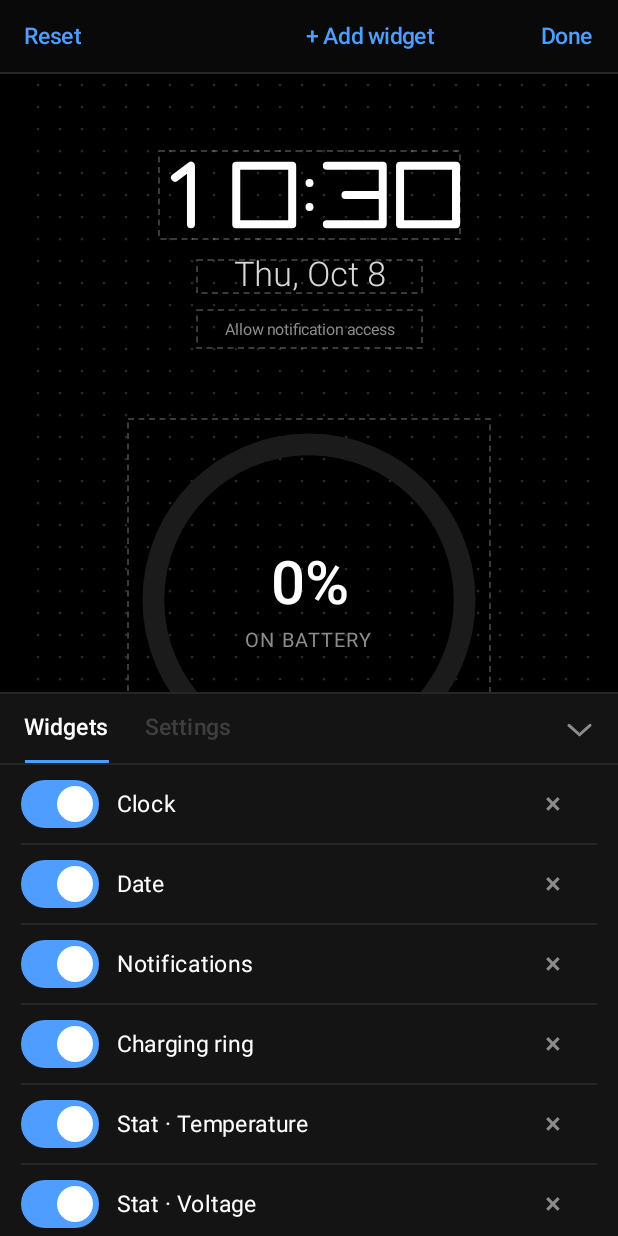
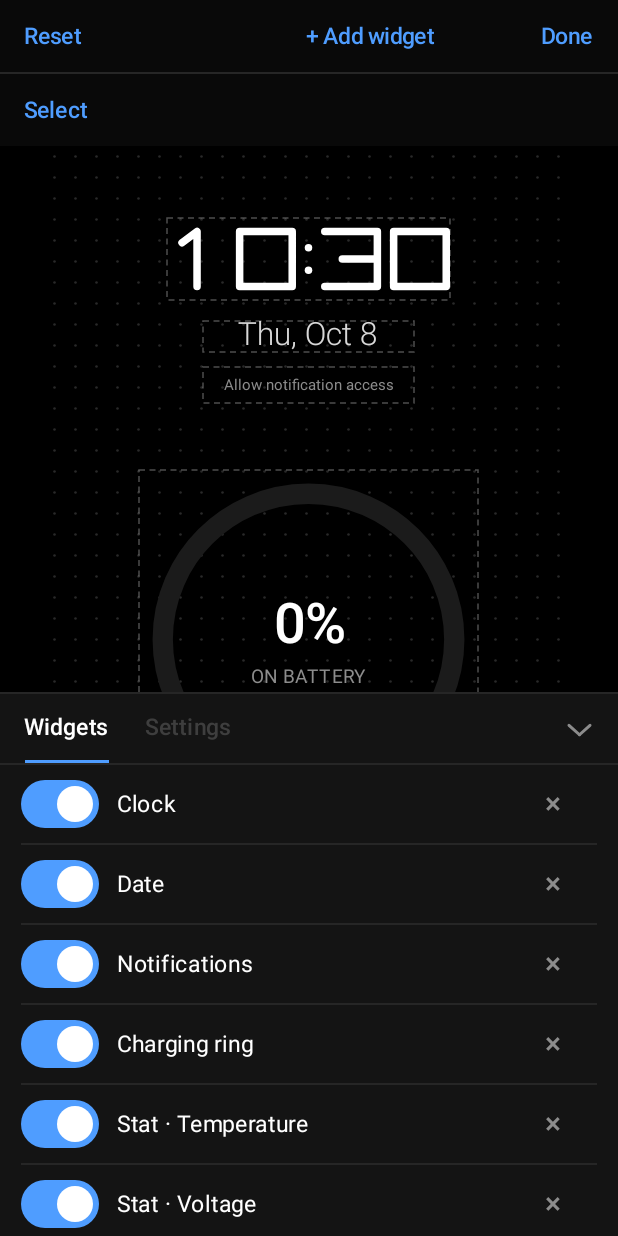
Before and after one commit to ikverse/Deskglow, an Android app built with Jetpack Compose: the screen it shows after launch (MainActivity), after a tap on an icon or button, on a phone screen of 412 x 824 dp. Run offline under Robolectric (Android 15) with nearby library versions, the phone set to English and light mode, and no system bars.

Commit message:
Let widgets be grouped to move and align together
Select mode gathers widgets by tapping; dragging one moves the whole
group as a block, and a row of buttons lines the group up on an edge
or centre line (with Undo).

Co-Authored-By: Claude Sonnet 5.5 <noreply@anthropic.com>

```diff
--- a/android/app/src/main/java/com/ikverse/deskglow/ui/editor/EditorScreen.kt
+++ b/android/app/src/main/java/com/ikverse/deskglow/ui/editor/EditorScreen.kt
@@ -16,6 +16,8 @@ import androidx.compose.foundation.border
 import androidx.compose.foundation.clickable
 import androidx.compose.foundation.gestures.detectDragGestures
 import androidx.compose.foundation.gestures.detectTapGestures
+import androidx.compose.foundation.horizontalScroll
+import androidx.compose.foundation.rememberScrollState
 import androidx.compose.foundation.layout.Arrangement
 import androidx.compose.foundation.layout.Box
 import androidx.compose.foundation.layout.BoxWithConstraints
@@ -89,6 +91,7 @@ import androidx.compose.ui.unit.sp
 import com.ikverse.deskglow.AppGraph
 import com.ikverse.deskglow.display.WidgetBody
 import com.ikverse.deskglow.display.WidgetTextStyle
+import com.ikverse.deskglow.layout.Align
 import androidx.compose.material3.LocalTextStyle
 import com.ikverse.deskglow.model.Orientation
 import com.ikverse.deskglow.model.WidgetItem
@@ -126,6 +129,7 @@ fun EditorScreen(graph: AppGraph, orientation: Orientation = Orientation.Portrai
         when {
             state.moreFonts != null -> state.moreFonts = null
             state.pickerOpen -> state.pickerOpen = false
+            state.selecting -> state.selectMode(false)
             state.selectedId != null -> state.select(null)
             else -> onDone()
         }
@@ -271,7 +275,8 @@ private fun EditableWidget(state: EditorState, item: WidgetItem, unit: Float) {
     val chrome = with(density) { CHROME.roundToPx() }
     val selected = state.selectedId == item.id
     val dragging = state.dragId != null
-    val actions = remember(item.id) { widgetActions(state, item.id) }
+    val inGroup = item.id in state.groupIds
+    val actions = remember(item.id, state.selecting, inGroup) { widgetActions(state, item.id, inGroup) }
     val target = IntOffset((item.box.x * unit).roundToInt() - chrome, (item.box.y * unit).roundToInt() - chrome)
     // Widgets pushed out of the way glide; the one being dragged follows the finger exactly.
     val offset by animateIntOffsetAsState(target, if (dragging && state.dragId != item.id) tween(150) else snap(), label = "widget")
@@ -295,13 +300,13 @@ private fun EditableWidget(state: EditorState, item: WidgetItem, unit: Float) {
                     customActions = actions
                 }
                 .drawBehind {
-                    if (selected) {
+                    if (selected || inGroup) {
                         drawRect(Palette.Select, style = Stroke(1.5.dp.toPx()))
                     } else {
                         drawRect(dashColour, style = Stroke(1.dp.toPx(), pathEffect = PathEffect.dashPathEffect(floatArrayOf(4.dp.toPx(), 3.dp.toPx()))))
                     }
                 }
-                .pointerInput(item.id) { detectTapGestures { state.select(item.id) } }
+                .pointerInput(item.id) { detectTapGestures { if (state.selecting) state.toggleInGroup(item.id) else state.select(item.id) } }
                 .pointerInput(item.id, unit) {
                     var total = Offset.Zero
                     detectDragGestures(
@@ -360,11 +365,14 @@ private fun EditableWidget(state: EditorState, item: WidgetItem, unit: Float) {
 }
 
 /** Moving and resizing as actions a screen reader can offer, each one step of [EditorState.STEP] units. */
-private fun widgetActions(state: EditorState, id: String): List<CustomAccessibilityAction> {
+private fun widgetActions(state: EditorState, id: String, inGroup: Boolean): List<CustomAccessibilityAction> {
     fun action(label: String, dx: Int, dy: Int, resize: Boolean) =
         CustomAccessibilityAction(label) { state.nudge(id, dx, dy, resize); true }
     val step = EditorState.STEP
-    return listOf(
+    val grouping = if (state.selecting) {
+        listOf(CustomAccessibilityAction(if (inGroup) "Remove from group" else "Add to group") { state.toggleInGroup(id); true })
+    } else emptyList()
+    return grouping + listOf(
         action("Move up", 0, -step, resize = false),
         action("Move down", 0, step, resize = false),
         action("Move left", -step, 0, resize = false),
@@ -407,8 +415,45 @@ private fun TopBar(state: EditorState, onDone: () -> Unit, modifier: Modifier) {
             }
         }
         Rule()
+        SelectBar(state)
     }
 }
+
+/**
+ * Select mode: gather widgets by tapping them, then drag any of them to move the lot, or line them up.
+ * Alignment is against the box around everything gathered.
+ */
+@Composable
+private fun SelectBar(state: EditorState) {
+    val count = state.groupIds.size
+    Row(
+        Modifier.fillMaxWidth().heightIn(min = 40.dp).padding(horizontal = 4.dp),
+        verticalAlignment = Alignment.CenterVertically,
+    ) {
+        TextButton(onClick = { state.selectMode(!state.selecting) }, modifier = Modifier.testTag("select")) {
+            Text(if (state.selecting) "Cancel" else "Select", color = Palette.Select, fontSize = 15.sp)
+        }
+        if (state.selecting) {
+            Text(
+                if (count == 0) "Tap widgets" else "$count selected", color = Palette.Muted, fontSize = 13.sp,
+                modifier = Modifier.padding(end = 8.dp).semantics { liveRegion = LiveRegionMode.Polite },
+            )
+            Row(Modifier.weight(1f).horizontalScroll(rememberScrollState())) {
+                for ((mode, label) in ALIGN_LABELS) {
+                    TextButton(onClick = { state.align(mode) }, enabled = count >= 2) {
+                        Text(label, color = if (count >= 2) Palette.Select else Palette.Muted, fontSize = 14.sp)
+                    }
+                }
+            }
+        }
+    }
+    if (state.selecting) Rule()
+}
+
+private val ALIGN_LABELS = listOf(
+    Align.Left to "Left", Align.CentreX to "Centre", Align.Right to "Right",
+    Align.Top to "Top", Align.CentreY to "Middle", Align.Bottom to "Bottom",
+)
 
 @Composable
 private fun ToastBar(state: EditorState, toast: Toast, modifier: Modifier) {
```
Also changed, not shown: android/app/src/main/java/com/ikverse/deskglow/layout/Packer.kt (+65 -12 lines), android/app/src/main/java/com/ikverse/deskglow/ui/editor/EditorState.kt (+51 -2 lines), 2 other files.
